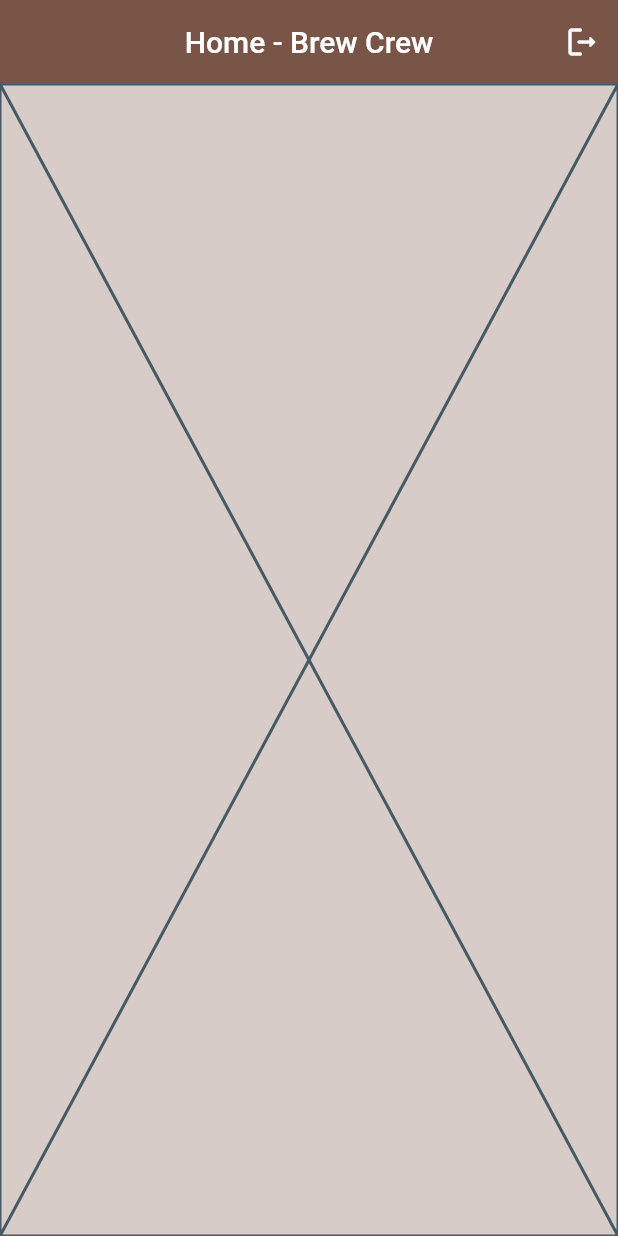
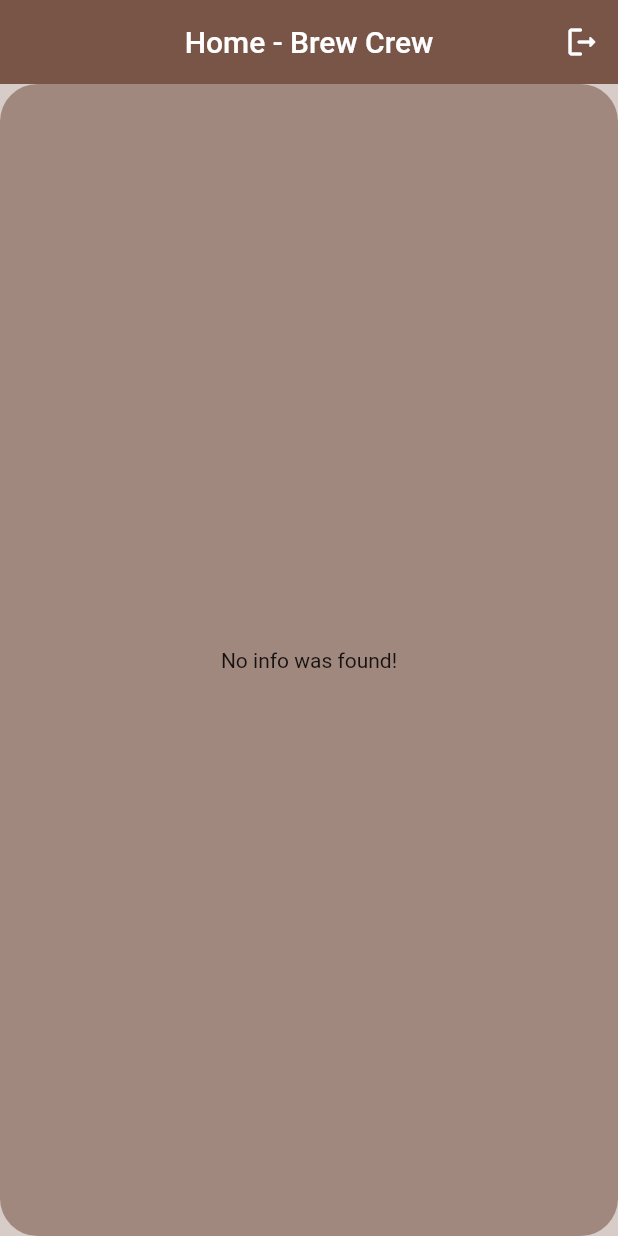
Before and after one commit to yanna-torres/brew_crew, a Flutter app: the screen it shows once a user with an empty profile is signed in, on a phone screen of 412 x 824 dp. Run offline on Flutter 3.47's test engine with Material 2 defaults, Android fonts, the phone set to English and light mode, and no system bars; our stand-ins replace cloud_firestore, firebase_auth, firebase_core, flutter_spinkit; accounts and stored records are empty.

Commit message:
listing info on screen

```diff
--- /dev/null
+++ b/lib/models/brew.dart
@@ -0,0 +1,11 @@
+class Brew {
+  final String name;
+  final String sugars;
+  final int strength;
+
+  Brew({
+    required this.name,
+    required this.sugars,
+    required this.strength,
+  });
+}
--- a/lib/ui/coffee/brew_list.dart
+++ b/lib/ui/coffee/brew_list.dart
@@ -1,4 +1,5 @@
-import 'package:cloud_firestore/cloud_firestore.dart';
+import 'package:brew_crew/models/brew.dart';
+import 'package:brew_crew/ui-components/brew_tile.dart';
 import 'package:flutter/material.dart';
 import 'package:provider/provider.dart';
 
@@ -12,13 +13,38 @@ class BrewList extends StatefulWidget {
 class _BrewListState extends State<BrewList> {
   @override
   Widget build(BuildContext context) {
-    final brews = Provider.of<QuerySnapshot?>(context);
-    // print(brews!.docs);
-    if (brews != null) {
-      for (var doc in brews.docs) {
-        print(doc.data());
-      }
+    final brews = Provider.of<List<Brew>>(context);
+
+    // brews.forEach((brew) {
+    //   print(brew.name);
+    //   print(brew.strength);
+    //   print(brew.sugars);
+    // });
+    if (brews.isEmpty) {
+      return Container(
+        padding: const EdgeInsets.all(25),
+        decoration: BoxDecoration(
+          borderRadius: BorderRadius.circular(25),
+          color: Colors.brown.shade300,
+        ),
+        child: const Center(
+          child: Text("No info was found!"),
+        ),
+      );
+    } else {
+      return SingleChildScrollView(
+        padding: const EdgeInsets.all(25),
+        child: ListView.builder(
+          physics: const NeverScrollableScrollPhysics(),
+          itemBuilder: (context, index) {
+            return BrewTile(
+              brew: brews[index],
+            );
+          },
+          itemCount: brews.length,
+          shrinkWrap: true,
+        ),
+      );
     }
-    return const Placeholder();
   }
 }
--- a/lib/ui/coffee/users.dart
+++ b/lib/ui/coffee/users.dart
@@ -1,8 +1,8 @@
 // ignore_for_file: no_leading_underscores_for_local_identifiers
 
+import 'package:brew_crew/models/brew.dart';
 import 'package:brew_crew/services/auth.dart';
 import 'package:brew_crew/ui/coffee/brew_list.dart';
-import 'package:cloud_firestore/cloud_firestore.dart';
 import 'package:flutter/material.dart';
 import 'package:brew_crew/services/database.dart';
 import 'package:provider/provider.dart';
@@ -13,8 +13,8 @@ class UsersPage extends StatelessWidget {
   @override
   Widget build(BuildContext context) {
     final AuthService _auth = AuthService();
-    return StreamProvider<QuerySnapshot?>.value(
-      initialData: null,
+    return StreamProvider<List<Brew>>.value(
+      initialData: [],
       value: DatabaseService().brews,
       child: Scaffold(
         appBar: AppBar(
```
Also changed, not shown: lib/services/database.dart (+14 -2 lines), lib/ui-components/brew_tile.dart (added, +28 -0 lines).
